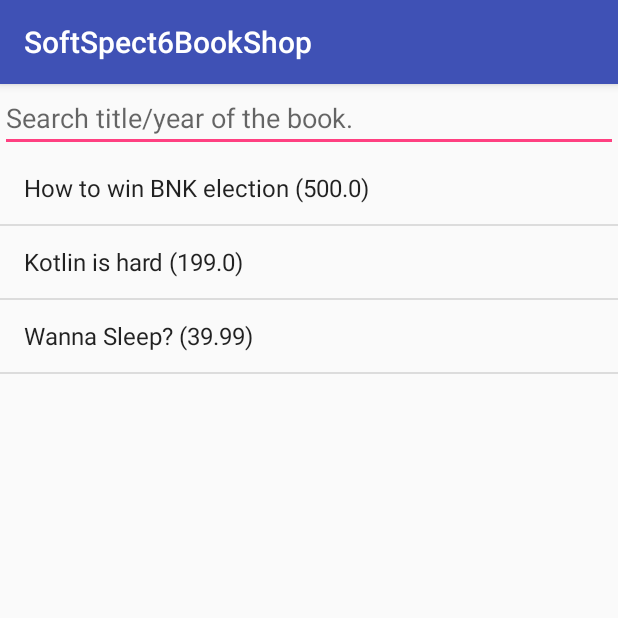
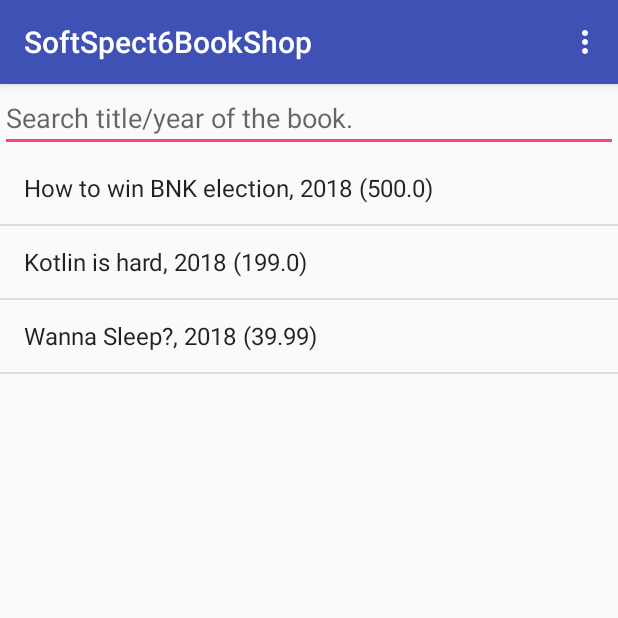
Before and after one commit to printto/SSD2018_BookShop, an Android app: the screen it shows after launch (MainActivity), on a phone screen of 412 x 824 dp, the top half of it. Run offline under Robolectric (Android 15) with nearby library versions, the phone set to English and light mode, and no system bars; network calls fail.

Commit message:
Add sorting in menu

```diff
--- a/app/src/main/java/com/printto/printmov/softspect6bookshop/models/Book.kt
+++ b/app/src/main/java/com/printto/printmov/softspect6bookshop/models/Book.kt
@@ -10,7 +10,7 @@ class Book(val id: Int,
            val imageURL: String = "") {
 
     override fun toString(): String {
-        return "${title} (${price})";
+        return "${title}, ${publicationYear} (${price})";
     }
 
 }
--- a/app/src/main/java/com/printto/printmov/softspect6bookshop/models/MockBookRepository.kt
+++ b/app/src/main/java/com/printto/printmov/softspect6bookshop/models/MockBookRepository.kt
@@ -11,9 +11,9 @@ class MockBookRepository : BookRepository(){
 
     override fun loadAllBooks() {
         bookList.clear()
-        bookList.add(Book(1,"How to win BNK election",500.0))
-        bookList.add(Book(2,"Kotlin is hard",199.0))
-        bookList.add(Book(3,"Wanna Sleep?",39.99))
+        bookList.add(Book(1,"How to win BNK election",500.0,2018))
+        bookList.add(Book(2,"Kotlin is hard",199.0,2018))
+        bookList.add(Book(3,"Wanna Sleep?",39.99,2018))
         setChanged()
         notifyObservers()
     }
--- /dev/null
+++ b/app/src/main/res/menu/toolbar_menu.xml
@@ -0,0 +1,22 @@
+<?xml version="1.0" encoding="utf-8"?>
+
+<menu
+    xmlns:android="http://schemas.android.com/apk/res/android"
+    xmlns:app="http://schemas.android.com/apk/res-auto">
+
+    <item
+        android:title="No sorting" />
+
+    <item
+        android:title="Sort by title A-Z" />
+
+    <item
+        android:title="Sort by year 1-10" />
+
+    <item
+        android:title="Sort by title Z-A" />
+
+    <item
+        android:title="Sort by year 10-1" />
+
+</menu>
```
Also changed, not shown: app/src/main/java/com/printto/printmov/softspect6bookshop/MainActivity.kt (+23 -13 lines), app/src/main/java/com/printto/printmov/softspect6bookshop/presenters/BookPresenter.kt (+48 -9 lines).
